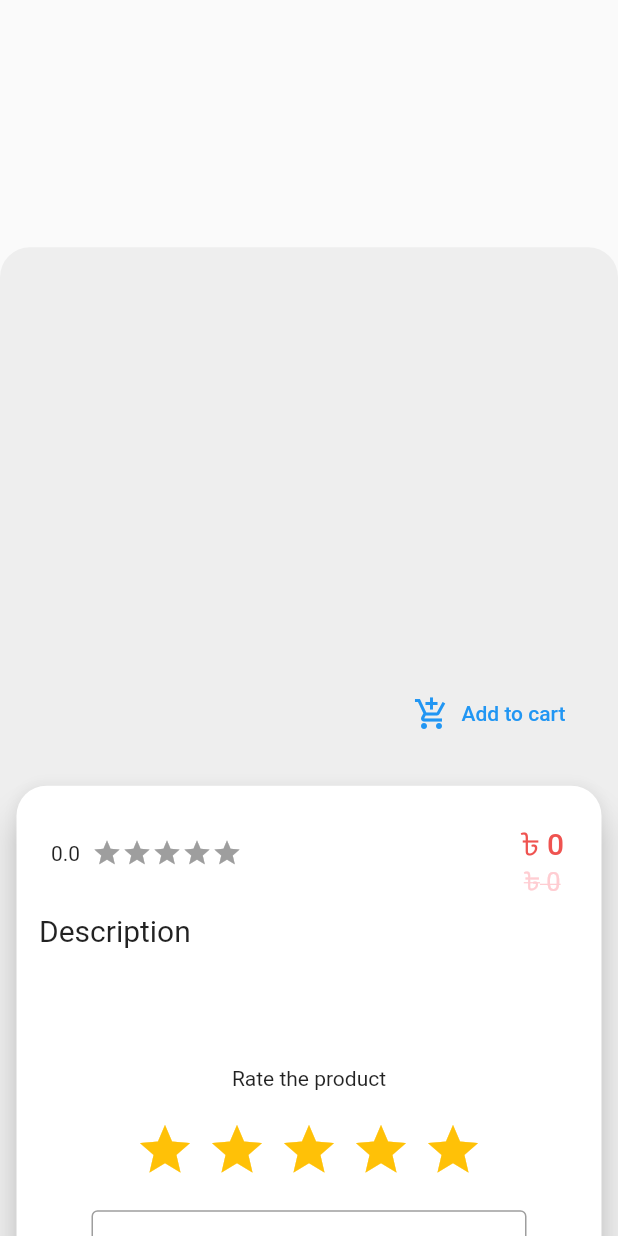
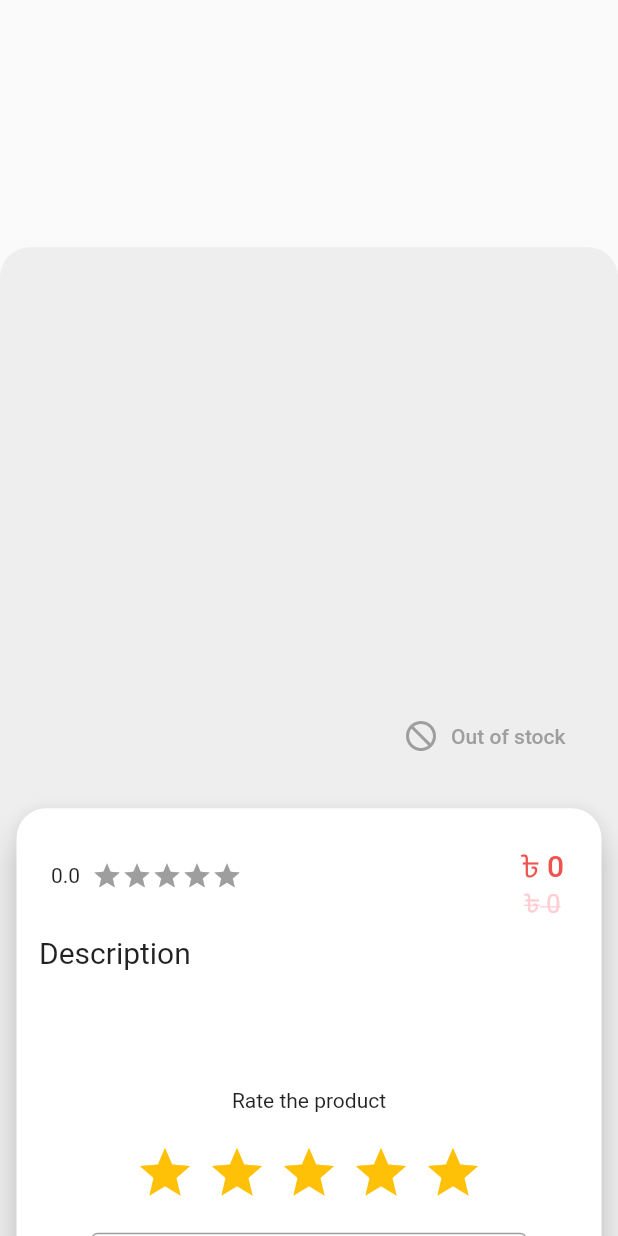
Before and after one commit to Saim20/zshop, a Flutter app: the ProductDetailsPage widget shown alone on an empty page, opened directly with empty values, on a phone screen of 412 x 824 dp. Run offline on Flutter 3.47's test engine with Material 2 defaults, Android fonts, the light colour scheme and no system bars; drawn by our look-alikes of carousel_slider, flutter_rating_bar; our stand-ins replace cloud_firestore, firebase_auth, firebase_core, flutter_signin_button, flutter_spinkit, google_sign_in and 3 more; missing offline and left inert: firebase_app_check, webviewx; accounts and stored records are empty.

Commit message:
Fixed bugs

```diff
--- a/lib/uiElements/productCard.dart
+++ b/lib/uiElements/productCard.dart
@@ -72,8 +72,7 @@ class ProductCard extends StatelessWidget {
         padding: const EdgeInsets.fromLTRB(8.0, 4.0, 8.0, 4.0),
         child: Card(
           color: Colors.grey[100],
-          elevation: 15.0,
-          shadowColor: Colors.grey[50],
+          elevation: 20.0,
           shape:
               RoundedRectangleBorder(borderRadius: BorderRadius.circular(20.0)),
           child: Row(
--- a/lib/uiElements/reviewCard.dart
+++ b/lib/uiElements/reviewCard.dart
@@ -11,6 +11,10 @@ class ReviewCard extends StatelessWidget {
   Widget build(BuildContext context) {
     return Container(
       child: Card(
+        shape: RoundedRectangleBorder(
+          borderRadius: BorderRadius.circular(10.0),
+        ),
+        elevation: 10,
         child: Padding(
           padding: EdgeInsets.all(15.0),
           child: Column(
--- a/lib/uiPages/product.dart
+++ b/lib/uiPages/product.dart
@@ -65,7 +65,7 @@ class _ProductDetailsPageState extends State<ProductDetailsPage> {
       child: DraggableScrollableSheet(
         initialChildSize: 0.8,
         minChildSize: 0.5,
-        maxChildSize: 0.9,
+        maxChildSize: 0.95,
         builder: (_, controller) => Container(
           decoration: BoxDecoration(
             borderRadius: BorderRadius.only(
@@ -73,6 +73,12 @@ class _ProductDetailsPageState extends State<ProductDetailsPage> {
                 topRight: Radius.circular(20.0)),
             color: Colors.grey[200],
           ),
+          child: Column(
+            children: [
+              SizedBox(
+                height: 15.0,
+              ),
+              Expanded(
                 child: ListView(
                   controller: controller,
                   children: [
@@ -93,21 +99,29 @@ class _ProductDetailsPageState extends State<ProductDetailsPage> {
                             children: [
                               productName(),
                               Padding(
-                          padding: const EdgeInsets.fromLTRB(0, 0, 20.0, 20.0),
+                                padding:
+                                    const EdgeInsets.fromLTRB(0, 0, 20.0, 20.0),
                                 child: TextButton.icon(
                                   onPressed: !outOfStock
                                       ? () {
                                           App.addToCart(product);
-                                    Navigator.of(context).pushNamed('/cart');
+                                          Navigator.of(context)
+                                              .pushNamed('/cart');
                                         }
                                       : null,
                                   label: Text(
-                              'Add to cart',
-                              style: TextStyle(color: accentColor),
+                                    outOfStock ? 'Out of stock' : 'Add to cart',
+                                    style: TextStyle(
+                                        color: outOfStock
+                                            ? Colors.grey
+                                            : accentColor),
                                   ),
                                   icon: Icon(
-                              Icons.add_shopping_cart,
-                              color: accentColor,
+                                    outOfStock
+                                        ? Icons.not_interested
+                                        : Icons.add_shopping_cart,
+                                    color:
+                                        outOfStock ? Colors.grey : accentColor,
                                   ),
                                 ),
                               )
@@ -124,7 +138,8 @@ class _ProductDetailsPageState extends State<ProductDetailsPage> {
                                 crossAxisAlignment: CrossAxisAlignment.start,
                                 children: [
                                   Row(
-                              mainAxisAlignment: MainAxisAlignment.spaceBetween,
+                                    mainAxisAlignment:
+                                        MainAxisAlignment.spaceBetween,
                                     children: [
                                       Row(
                                         children: [
@@ -135,10 +150,12 @@ class _ProductDetailsPageState extends State<ProductDetailsPage> {
                                                     .toString()),
                                           ),
                                           RatingBarIndicator(
-                                      rating: roundRating(product!.rating, 1),
+                                            rating:
+                                                roundRating(product!.rating, 1),
                                             itemCount: 5,
                                             itemSize: 20.0,
-                                      itemBuilder: (context, index) => Icon(
+                                            itemBuilder: (context, index) =>
+                                                Icon(
                                               Icons.star,
                                               color: Colors.amber,
                                             ),
@@ -162,8 +179,8 @@ class _ProductDetailsPageState extends State<ProductDetailsPage> {
                                               style: TextStyle(
                                                   fontSize: 17.0,
                                                   fontWeight: FontWeight.w400,
-                                            decoration:
-                                                TextDecoration.lineThrough,
+                                                  decoration: TextDecoration
+                                                      .lineThrough,
                                                   color: Colors.red[100]),
                                             ),
                                           ],
@@ -220,6 +237,9 @@ class _ProductDetailsPageState extends State<ProductDetailsPage> {
                   ],
                 ),
               ),
+            ],
+          ),
+        ),
       ),
     );
   }
```
Lines whose indentation alone changed are shown as unchanged.
